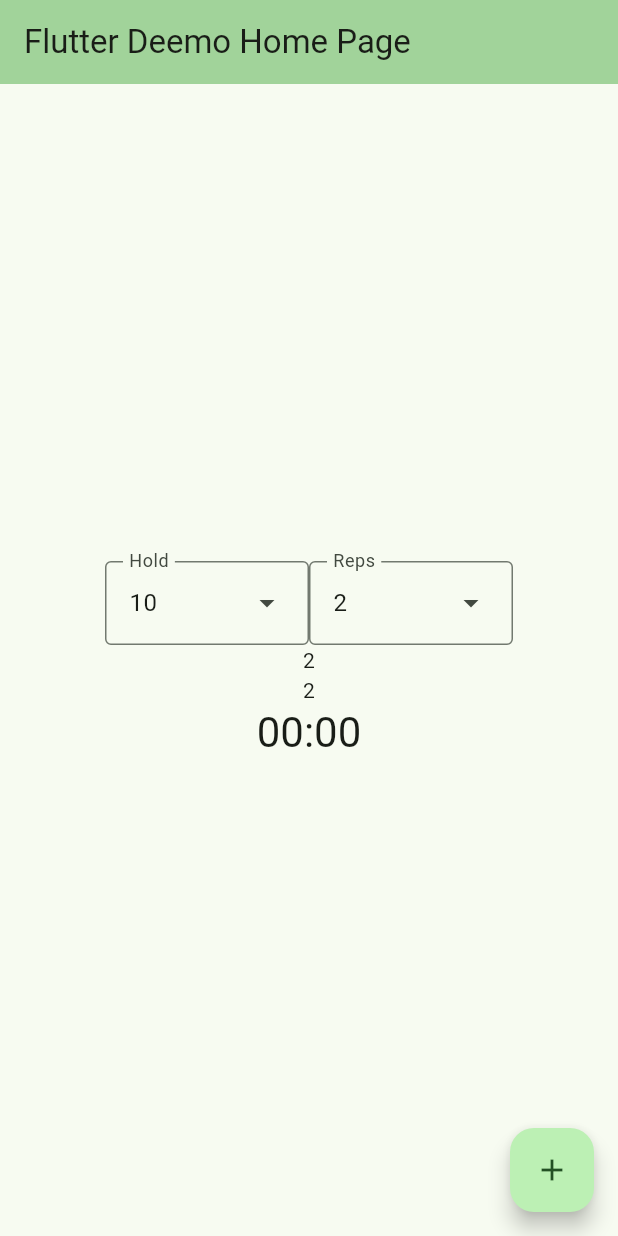
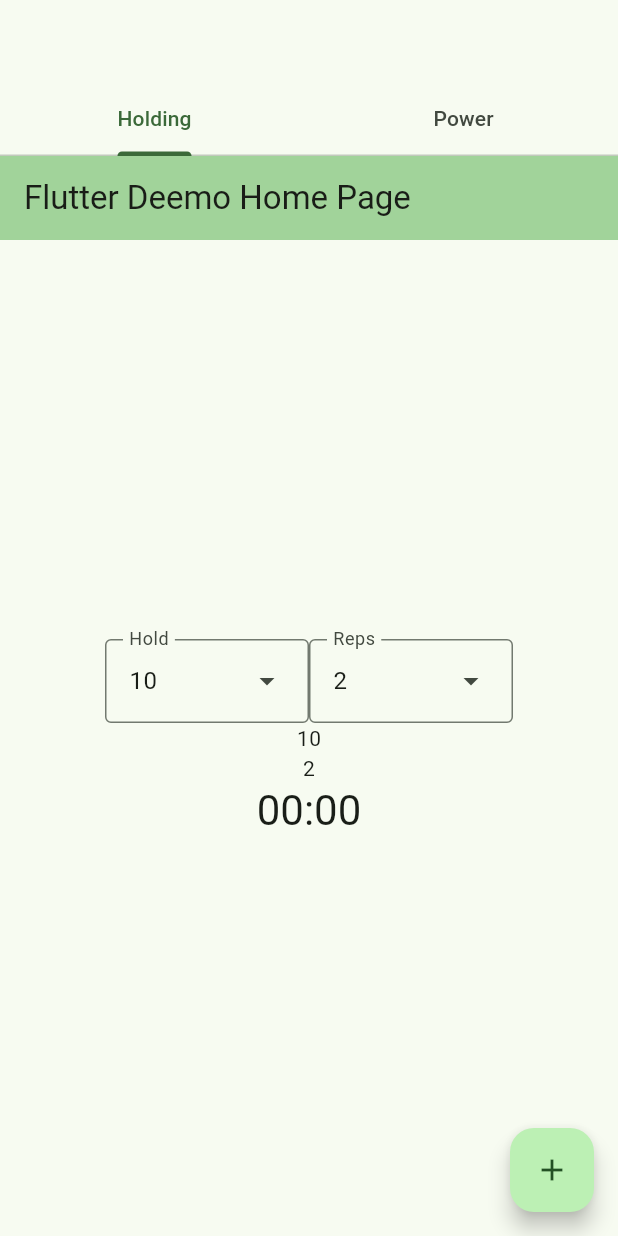
Before and after one commit to mattias-j-jonsson/spt_flutter, a Flutter app: the screen it shows after launch, on a phone screen of 412 x 824 dp. Run offline on Flutter 3.47's test engine with Material 2 defaults, Android fonts, the phone set to English and light mode, and no system bars.

Commit message:
implemented a tabbar

```diff
--- a/lib/main.dart
+++ b/lib/main.dart
@@ -3,7 +3,7 @@ import 'package:flutter/material.dart';
 // import 'package:flutter/rendering.dart'; // För debugPaintSizeEnabled
 import 'dart:async';
 
-import 'package:flutter/services.dart';
+// import 'package:flutter/services.dart'; // för SystemSound
 
 void main() {
   // debugPaintSizeEnabled=true;
@@ -37,13 +37,27 @@ class MyApp extends StatelessWidget {
         colorScheme: ColorScheme.fromSeed(seedColor: Colors.green),
         useMaterial3: true,
       ),
-      home: const MyHomePage(title: 'Flutter Deemo Home Page'),
+      home: DefaultTabController(
+        length: 2,
+        child: Scaffold(
+          appBar: AppBar(
+            bottom: const TabBar(
+              tabs: [Tab(text: 'Holding'), Tab(text: 'Power',)],
+            ),
+          ),
+          body: const TabBarView(
+            children: [
+              HoldSPTPage(title: 'Flutter Deemo Home Page'),
+              PowerSPTPage(title: 'Flutter Deeemo Home Page')],
+          ),
+        )
+      ),
     );
   }
 }
 
-class MyHomePage extends StatefulWidget {
-  const MyHomePage({super.key, required this.title});
+class HoldSPTPage extends StatefulWidget {
+  const HoldSPTPage({super.key, required this.title});
 
   // This widget is the home page of your application. It is stateful, meaning
   // that it has a State object (defined below) that contains fields that affect
@@ -57,10 +71,10 @@ class MyHomePage extends StatefulWidget {
   final String title;
 
   @override
-  State<MyHomePage> createState() => _MyHomePageState();
+  State<HoldSPTPage> createState() => _HoldSPTPageState();
 }
 
-class _MyHomePageState extends State<MyHomePage> {
+class _HoldSPTPageState extends State<HoldSPTPage> {
 
   // AUDIOPLAYER CODE
   // final AudioPlayer player = AudioPlayer();
@@ -111,7 +125,7 @@ class _MyHomePageState extends State<MyHomePage> {
     });
   }
 
-  int startValue = 2;
+  int startValue = 10;
   late int countdown = startValue;
   int noOfReps = 2;
   late int repsLeft = noOfReps;
@@ -156,12 +170,6 @@ class _MyHomePageState extends State<MyHomePage> {
 
   @override
   Widget build(BuildContext context) {
-    // This method is rerun every time setState is called, for instance as done
-    // by the _incrementCounter method above.
-    //
-    // The Flutter framework has been optimized to make rerunning build methods
-    // fast, so that you can just rebuild anything that needs updating rather
-    // than having to individually change instances of widgets.
     return Scaffold(
       appBar: AppBar(
         // TRY THIS: Try changing the color here to a specific color (to
@@ -203,7 +211,7 @@ class _MyHomePageState extends State<MyHomePage> {
                       startValue = selectedHold as int; // TODO: custom-val kraschar
                     });
                   },
-                  initialSelection: 10,
+                  initialSelection: startValue,
                 ),
                 DropdownMenu(
                   label: const Text('Reps'),
@@ -214,7 +222,7 @@ class _MyHomePageState extends State<MyHomePage> {
                       noOfReps = selectedReps as int;
                     });
                   },
-                  initialSelection: 2,
+                  initialSelection: noOfReps,
                 )
               ]
             ),
@@ -235,7 +243,44 @@ class _MyHomePageState extends State<MyHomePage> {
         onPressed: _timerButton,
         tooltip: tooltipMessage,
         child: const Icon(Icons.add),
-      ), // This trailing comma makes auto-formatting nicer for build methods.
+      ),
     );
   }
 }
+
+class PowerSPTPage extends StatefulWidget {
+  const PowerSPTPage({super.key, required this.title});
+
+  final String title;
+
+  @override
+  State<PowerSPTPage> createState() => _PowerSPTPageState();
+}
+
+class _PowerSPTPageState extends State<PowerSPTPage> {
+  @override
+  Widget build(BuildContext context) {
+    return Scaffold(
+      appBar: AppBar(
+        backgroundColor: Theme.of(context).colorScheme.inversePrimary,
+        title: Text(widget.title),
+      ),
+      body: const Text('POWER SPT WILL HAPPEN HERE'),
+    );
+  }
+}
+
+// a splash screen to be shown right before training session begins
+// containing info about the length of the session
+/* class _splashScreen extends StatelessWidget{
+  const _splashScreen({required this.exerciseLength});
+
+  final Duration exerciseLength;
+
+  @override
+  Widget build(BuildContext context) {
+    return Scaffold(
+      body: Text('${exerciseLength.inMinutes}'),
+    );
+  }
+} */
```
